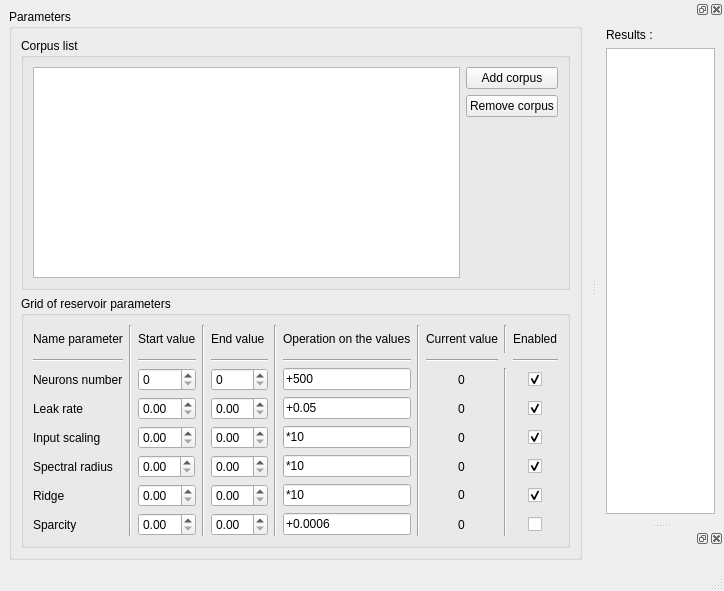
First picture: the form in reservoir/form/interfaceReservoir.ui, repository FlorianLance/neuron-computing-cuda, before the edit.
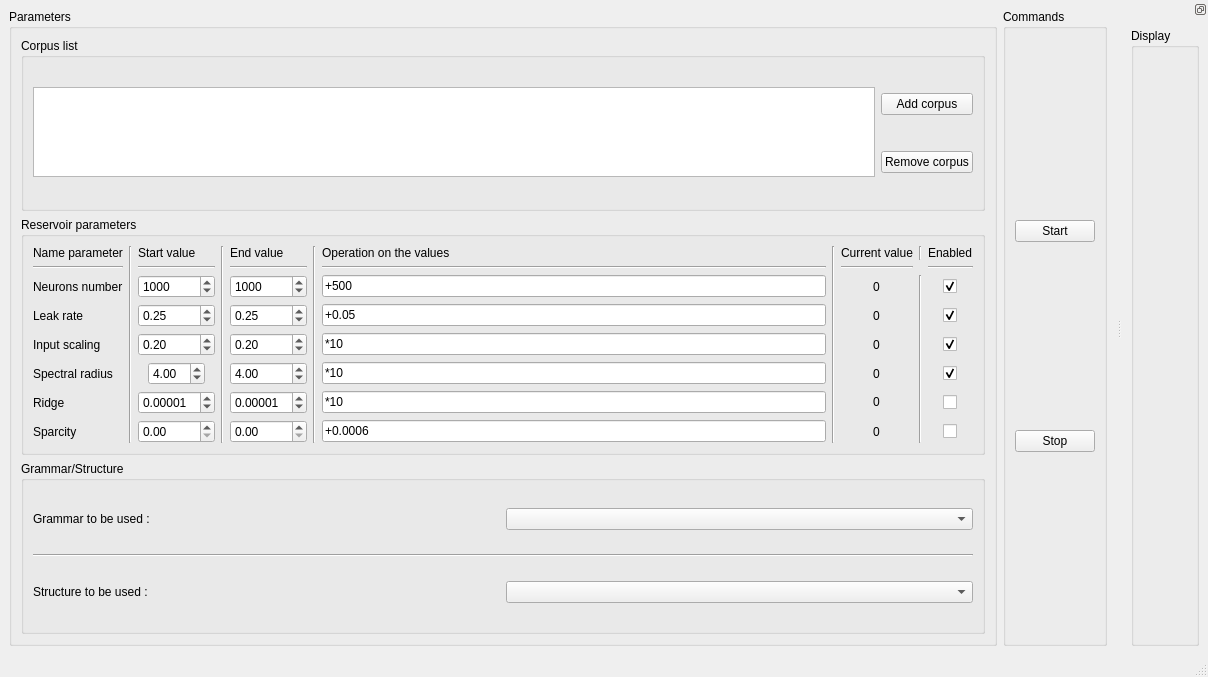
Second picture: the form after the edit.

Diff of the .ui file:
```diff
--- a/reservoir/form/interfaceReservoir.ui
+++ b/reservoir/form/interfaceReservoir.ui
@@ -6,8 +6,8 @@
    <rect>
     <x>0</x>
     <y>0</y>
-    <width>724</width>
-    <height>591</height>
+    <width>1208</width>
+    <height>677</height>
    </rect>
   </property>
   <property name="windowTitle">
@@ -31,9 +31,6 @@
               <string>Corpus list</string>
              </property>
              <layout class="QGridLayout" name="gridLayout_5">
-              <item row="0" column="0" rowspan="3">
-               <widget class="QListView" name="listView"/>
-              </item>
               <item row="0" column="1">
                <widget class="QPushButton" name="pushButton">
                 <property name="text">
@@ -48,6 +45,9 @@
                 </property>
                </widget>
               </item>
+              <item row="0" column="0" rowspan="2">
+               <widget class="QListWidget" name="lwCorpus"/>
+              </item>
              </layout>
             </widget>
            </item>
@@ -56,14 +56,28 @@
          <item row="1" column="0">
           <widget class="QGroupBox" name="groupBox_5">
            <property name="title">
-            <string>Grid of reservoir parameters</string>
+            <string>Reservoir parameters</string>
            </property>
            <layout class="QGridLayout" name="gridLayout_6">
             <item row="4" column="2">
-             <widget class="QDoubleSpinBox" name="sbStartIS"/>
+             <widget class="QDoubleSpinBox" name="sbStartIS">
+              <property name="singleStep">
+               <double>0.010000000000000</double>
+              </property>
+              <property name="value">
+               <double>0.200000000000000</double>
+              </property>
+             </widget>
             </item>
             <item row="4" column="4">
-             <widget class="QDoubleSpinBox" name="sbEndIS"/>
+             <widget class="QDoubleSpinBox" name="sbEndIS">
+              <property name="singleStep">
+               <double>0.010000000000000</double>
+              </property>
+              <property name="value">
+               <double>0.200000000000000</double>
+              </property>
+             </widget>
             </item>
             <item row="4" column="0">
              <widget class="QLabel" name="label_7">
@@ -101,10 +115,21 @@
              </widget>
             </item>
             <item row="3" column="2">
-             <widget class="QDoubleSpinBox" name="sbStartLeakRate"/>
+             <widget class="QDoubleSpinBox" name="sbStartLeakRate">
+              <property name="singleStep">
+               <double>0.010000000000000</double>
+              </property>
+              <property name="value">
+               <double>0.250000000000000</double>
+              </property>
+             </widget>
             </item>
             <item row="3" column="4">
-             <widget class="QDoubleSpinBox" name="sbEndLeakRate"/>
+             <widget class="QDoubleSpinBox" name="sbEndLeakRate">
+              <property name="value">
+               <double>0.250000000000000</double>
+              </property>
+             </widget>
             </item>
             <item row="0" column="1" rowspan="8">
              <widget class="Line" name="line">
@@ -170,7 +195,20 @@
              </widget>
             </item>
             <item row="2" column="2">
-             <widget class="QSpinBox" name="sbStartNeurons"/>
+             <widget class="QSpinBox" name="sbStartNeurons">
+              <property name="minimum">
+               <number>10</number>
+              </property>
+              <property name="maximum">
+               <number>100000</number>
+              </property>
+              <property name="singleStep">
+               <number>100</number>
+              </property>
+              <property name="value">
+               <number>1000</number>
+              </property>
+             </widget>
             </item>
             <item row="2" column="6">
              <widget class="QLineEdit" name="leNeuonsOperation">
@@ -180,7 +218,14 @@
              </widget>
             </item>
             <item row="2" column="4">
-             <widget class="QSpinBox" name="sbEndNeurons"/>
+             <widget class="QSpinBox" name="sbEndNeurons">
+              <property name="maximum">
+               <number>100000</number>
+              </property>
+              <property name="value">
+               <number>1000</number>
+              </property>
+             </widget>
             </item>
             <item row="3" column="6">
              <widget class="QLineEdit" name="leLeakRateOperation">
@@ -371,11 +416,14 @@
             </item>
             <item row="6" column="10" alignment="Qt::AlignHCenter">
              <widget class="QCheckBox" name="cbRidge">
+              <property name="enabled">
+               <bool>true</bool>
+              </property>
               <property name="text">
                <string/>
               </property>
               <property name="checked">
-               <bool>true</bool>
+               <bool>false</bool>
               </property>
              </widget>
             </item>
@@ -387,16 +435,44 @@
              </widget>
             </item>
             <item row="5" column="2" alignment="Qt::AlignHCenter">
-             <widget class="QDoubleSpinBox" name="sbStartSpectralRadius"/>
+             <widget class="QDoubleSpinBox" name="sbStartSpectralRadius">
+              <property name="value">
+               <double>4.000000000000000</double>
+              </property>
+             </widget>
             </item>
             <item row="5" column="4">
-             <widget class="QDoubleSpinBox" name="sbEndSpectralRadius"/>
+             <widget class="QDoubleSpinBox" name="sbEndSpectralRadius">
+              <property name="value">
+               <double>4.000000000000000</double>
+              </property>
+             </widget>
             </item>
             <item row="6" column="2" alignment="Qt::AlignVCenter">
-             <widget class="QDoubleSpinBox" name="sbStartRidge"/>
+             <widget class="QDoubleSpinBox" name="sbStartRidge">
+              <property name="decimals">
+               <number>5</number>
+              </property>
+              <property name="singleStep">
+               <double>0.000010000000000</double>
+              </property>
+              <property name="value">
+               <double>0.000010000000000</double>
+              </property>
+             </widget>
             </item>
             <item row="6" column="4">
-             <widget class="QDoubleSpinBox" name="sbEndRidge"/>
+             <widget class="QDoubleSpinBox" name="sbEndRidge">
+              <property name="decimals">
+               <number>5</number>
+              </property>
+              <property name="singleStep">
+               <double>0.000010000000000</double>
+              </property>
+              <property name="value">
+               <double>0.000010000000000</double>
+              </property>
+             </widget>
             </item>
             <item row="7" column="2">
              <widget class="QDoubleSpinBox" name="sbStartSparcity"/>
@@ -407,11 +483,70 @@
            </layout>
           </widget>
          </item>
+         <item row="2" column="0">
+          <widget class="QGroupBox" name="groupBox_6">
+           <property name="title">
+            <string>Grammar/Structure</string>
+           </property>
+           <layout class="QGridLayout" name="gridLayout_10">
+            <item row="2" column="0">
+             <widget class="QLabel" name="label_14">
+              <property name="text">
+               <string>Structure to be used :</string>
+              </property>
+             </widget>
+            </item>
+            <item row="0" column="0">
+             <widget class="QLabel" name="label_13">
+              <property name="text">
+               <string>Grammar to be used :</string>
+              </property>
+             </widget>
+            </item>
+            <item row="1" column="0" colspan="2">
+             <widget class="Line" name="line_13">
+              <property name="orientation">
+               <enum>Qt::Horizontal</enum>
+              </property>
+             </widget>
+            </item>
+            <item row="0" column="1">
+             <widget class="QComboBox" name="comboBox"/>
+            </item>
+            <item row="2" column="1">
+             <widget class="QComboBox" name="comboBox_2"/>
+            </item>
+           </layout>
+          </widget>
+         </item>
         </layout>
        </widget>
       </item>
      </layout>
     </item>
+    <item row="0" column="1">
+     <widget class="QGroupBox" name="groupBox_4">
+      <property name="title">
+       <string>Commands</string>
+      </property>
+      <layout class="QGridLayout" name="gridLayout_9">
+       <item row="0" column="1">
+        <widget class="QPushButton" name="pushButton_3">
+         <property name="text">
+          <string>Start</string>
+         </property>
+        </widget>
+       </item>
+       <item row="1" column="1">
+        <widget class="QPushButton" name="pushButton_4">
+         <property name="text">
+          <string>Stop</string>
+         </property>
+        </widget>
+       </item>
+      </layout>
+     </widget>
+    </item>
    </layout>
   </widget>
   <widget class="QMenuBar" name="menubar">
@@ -425,31 +560,25 @@
    </property>
   </widget>
   <widget class="QStatusBar" name="statusbar"/>
-  <widget class="QDockWidget" name="dockWidget_2">
+  <widget class="QDockWidget" name="dockWidget">
+   <property name="features">
+    <set>QDockWidget::DockWidgetFloatable|QDockWidget::DockWidgetMovable</set>
+   </property>
    <attribute name="dockWidgetArea">
     <number>2</number>
    </attribute>
-   <widget class="QWidget" name="dockWidgetContents_2">
-    <layout class="QGridLayout" name="gridLayout_7">
-     <item row="1" column="0">
-      <widget class="QTextBrowser" name="textBrowser"/>
-     </item>
+   <widget class="QWidget" name="dockWidgetContents">
+    <layout class="QGridLayout" name="gridLayout_8">
      <item row="0" column="0">
-      <widget class="QLabel" name="label_12">
-       <property name="text">
-        <string>Results :</string>
+      <widget class="QGroupBox" name="groupBox_2">
+       <property name="title">
+        <string>Display</string>
        </property>
       </widget>
      </item>
     </layout>
    </widget>
   </widget>
-  <widget class="QDockWidget" name="dockWidget_3">
-   <attribute name="dockWidgetArea">
-    <number>2</number>
-   </attribute>
-   <widget class="QWidget" name="dockWidgetContents_3"/>
-  </widget>
  </widget>
  <resources/>
  <connections/>
```
Left out of the diff: 12 changed lines with no effect on the pictures.
